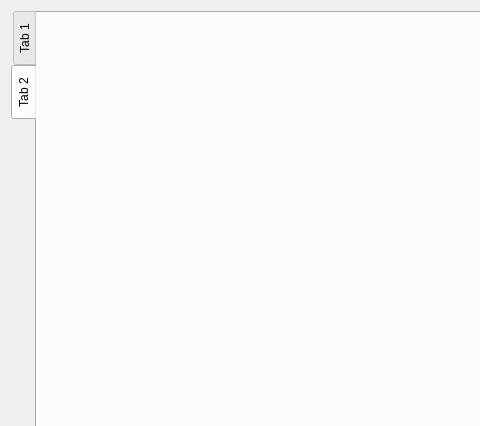
The window that ui/main_window.ui (zuzmej/Wydatkoinator) describes before a commit, drawn with Qt 5; both pictures show x 0 to 480 and y 0 to 426 of the 760 by 518 pixel window.
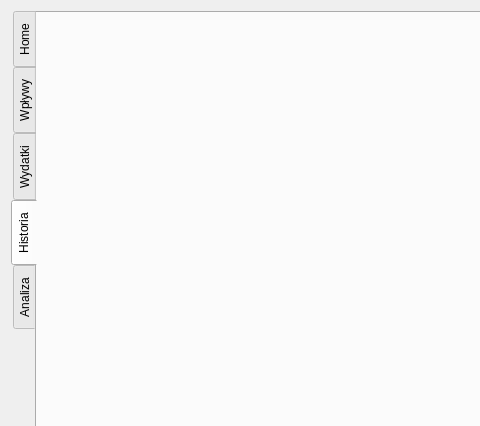
The same window after the commit. The open tabs and pages were chosen to show the change.

Commit message: nadanie nazw zakładek

```diff
--- a/ui/main_window.ui
+++ b/ui/main_window.ui
@@ -24,12 +24,27 @@
      </property>
      <widget class="QWidget" name="tab">
       <attribute name="title">
-       <string>Tab 1</string>
+       <string>Home</string>
+      </attribute>
+     </widget>
+     <widget class="QWidget" name="tab_3">
+      <attribute name="title">
+       <string>Wpływy</string>
+      </attribute>
+     </widget>
+     <widget class="QWidget" name="tab_4">
+      <attribute name="title">
+       <string>Wydatki</string>
       </attribute>
      </widget>
      <widget class="QWidget" name="tab_2">
       <attribute name="title">
-       <string>Tab 2</string>
+       <string>Historia</string>
+      </attribute>
+     </widget>
+     <widget class="QWidget" name="tab_5">
+      <attribute name="title">
+       <string>Analiza</string>
       </attribute>
      </widget>
     </widget>
```
Left out of the diff: 2 changed lines with no effect on the pictures.
